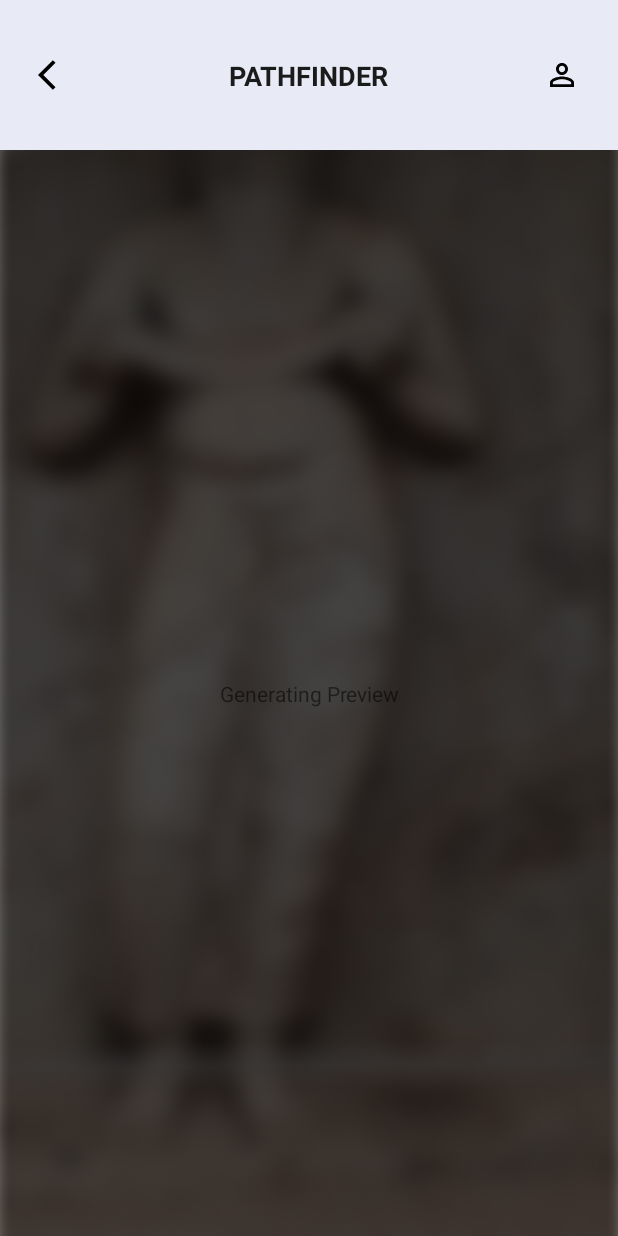
After one commit to bhashanaliyanage/ResearchJune, an Android app: the NewModel screen opened directly, with no data from a screen before it, on a phone screen of 412 x 824 dp. The commit adds this screen. Run offline under Robolectric (Android 15) with nearby library versions, the phone set to English and light mode, and no system bars.

Commit message:
New Model

```diff
--- a/app/src/main/AndroidManifest.xml
+++ b/app/src/main/AndroidManifest.xml
@@ -22,6 +22,13 @@
         android:theme="@style/Theme.Image_Detector"
         tools:targetApi="31">
         <activity
+            android:name=".NewModel"
+            android:exported="false">
+            <meta-data
+                android:name="android.app.lib_name"
+                android:value="" />
+        </activity>
+        <activity
             android:name=".ViewDetailsActivity"
             android:exported="false" />
         <activity
@@ -35,7 +42,7 @@
             android:exported="false" />
         <activity
             android:name=".ChatBot"
-            android:exported="false"/>
+            android:exported="false" />
         <activity
             android:name=".MainMenu"
             android:exported="true">
@@ -47,7 +54,7 @@
         </activity>
         <activity
             android:name=".MainActivity"
-            android:exported="true"/>
+            android:exported="true" />
 
         <meta-data
             android:name="com.google.ar.core"
--- a/app/src/main/java/com/example/image_detector/MainActivity.java
+++ b/app/src/main/java/com/example/image_detector/MainActivity.java
@@ -51,15 +51,10 @@ public class MainActivity extends AppCompatActivity {
         imageView = findViewById(R.id.imageView);
 
         camera.setOnClickListener(new View.OnClickListener() {
-            @RequiresApi(api = Build.VERSION_CODES.M)
             @Override
             public void onClick(View view) {
-                if (checkSelfPermission(Manifest.permission.CAMERA) == PackageManager.PERMISSION_GRANTED) {
-                    Intent cameraIntent = new Intent(MediaStore.ACTION_IMAGE_CAPTURE);
-                    startActivityForResult(cameraIntent, 3);
-                } else {
-                    requestPermissions(new String[]{Manifest.permission.CAMERA}, 100);
-                }
+                Intent cameraIntent = new Intent(Intent.ACTION_PICK, MediaStore.Images.Media.EXTERNAL_CONTENT_URI);
+                startActivityForResult(cameraIntent, 4);
             }
         });
         gallery.setOnClickListener(new View.OnClickListener() {
@@ -155,7 +150,11 @@ public class MainActivity extends AppCompatActivity {
 
                 image = Bitmap.createScaledBitmap(image, imageSize, imageSize, false);
                 classifyImage(image);
-            } else {
+            } else if (requestCode == 4) {
+                Intent newModelIntent = new Intent(MainActivity.this, NewModel.class);
+                startActivity(newModelIntent);
+            }
+            else {
                 Uri dat = data.getData();
                 Bitmap image = null;
                 try {
--- /dev/null
+++ b/app/src/main/java/com/example/image_detector/NewModel.java
@@ -0,0 +1,19 @@
+package com.example.image_detector;
+
+import androidx.annotation.RequiresApi;
+import androidx.appcompat.app.AppCompatActivity;
+
+import android.os.Build;
+import android.os.Bundle;
+import android.view.View;
+
+public class NewModel extends AppCompatActivity {
+
+    @RequiresApi(api = Build.VERSION_CODES.M)
+    @Override
+    protected void onCreate(Bundle savedInstanceState) {
+        super.onCreate(savedInstanceState);
+        getWindow().getDecorView().setSystemUiVisibility(View.SYSTEM_UI_FLAG_LIGHT_STATUS_BAR);
+        setContentView(R.layout.activity_new_model);
+    }
+}
--- a/app/src/main/res/layout/activity_main.xml
+++ b/app/src/main/res/layout/activity_main.xml
@@ -62,7 +62,7 @@
         android:layout_height="wrap_content"
         android:layout_marginBottom="50dp"
         android:background="@drawable/custom_button_white_background_shape"
-        android:text="Take Picture"
+        android:text="Watch in 3D"
         android:textAllCaps="false"
         android:textColor="@color/black2"
         android:textSize="14sp"
--- /dev/null
+++ b/app/src/main/res/layout/activity_new_model.xml
@@ -0,0 +1,67 @@
+<?xml version="1.0" encoding="utf-8"?>
+<androidx.constraintlayout.widget.ConstraintLayout xmlns:android="http://schemas.android.com/apk/res/android"
+    xmlns:app="http://schemas.android.com/apk/res-auto"
+    xmlns:tools="http://schemas.android.com/tools"
+    android:layout_width="match_parent"
+    android:layout_height="match_parent"
+    tools:context=".NewModel">
+
+    <ImageView
+        android:id="@+id/imageView2"
+        android:layout_width="match_parent"
+        android:layout_height="match_parent"
+        android:scaleType="centerCrop"
+        android:src="@drawable/statues_back" />
+
+    <androidx.constraintlayout.widget.ConstraintLayout
+        android:id="@+id/constraintLayout"
+        android:layout_width="match_parent"
+        android:layout_height="100dp"
+        android:background="@color/colorLightBG"
+        app:layout_constraintTop_toTopOf="parent">
+
+        <ImageView
+            android:id="@+id/imageView4"
+            android:layout_width="wrap_content"
+            android:layout_height="wrap_content"
+            android:layout_marginStart="25dp"
+            android:src="@drawable/ic_back"
+            app:layout_constraintBottom_toBottomOf="parent"
+            app:layout_constraintStart_toStartOf="parent"
+            app:layout_constraintTop_toTopOf="parent" />
+
+        <ImageView
+            android:id="@+id/imageView3"
+            android:layout_width="wrap_content"
+            android:layout_height="wrap_content"
+            android:layout_marginEnd="25dp"
+            android:src="@drawable/ic_dashboard"
+            app:layout_constraintBottom_toBottomOf="parent"
+            app:layout_constraintEnd_toEndOf="parent"
+            app:layout_constraintTop_toTopOf="parent" />
+
+        <TextView
+            android:layout_width="wrap_content"
+            android:layout_height="wrap_content"
+            android:letterSpacing="0"
+            android:text="PATHFINDER"
+            android:textAllCaps="true"
+            android:textColor="@color/black2"
+            android:textSize="18sp"
+            android:textStyle="bold"
+            app:layout_constraintBottom_toBottomOf="parent"
+            app:layout_constraintEnd_toStartOf="@+id/imageView3"
+            app:layout_constraintStart_toEndOf="@+id/imageView4"
+            app:layout_constraintTop_toTopOf="parent" />
+
+    </androidx.constraintlayout.widget.ConstraintLayout>
+
+    <TextView
+        android:layout_width="match_parent"
+        android:layout_height="wrap_content"
+        android:text="@string/cd_generating_preview"
+        app:layout_constraintBottom_toBottomOf="@+id/imageView2"
+        app:layout_constraintTop_toBottomOf="@+id/constraintLayout"
+        android:textAlignment="center"/>
+
+</androidx.constraintlayout.widget.ConstraintLayout>
--- a/app/src/main/res/values-night/strings.xml
+++ b/app/src/main/res/values-night/strings.xml
@@ -4,4 +4,6 @@
     <string name="bn_dashboard">Dashboard</string>
     <string name="bn_settings">Settings</string>
     <string name="cd_background">background</string>
+    <string name="cd_menu">menu</string>
+    <string name="cd_generating_preview">Generating Preview</string>
 </resources>
--- a/app/src/main/res/values/strings.xml
+++ b/app/src/main/res/values/strings.xml
@@ -5,4 +5,6 @@
     <string name="bn_dashboard">Dashboard</string>
     <string name="bn_settings">Settings</string>
     <string name="cd_background">background</string>
+    <string name="cd_menu">menu</string>
+    <string name="cd_generating_preview">Generating Preview</string>
 </resources>
```
